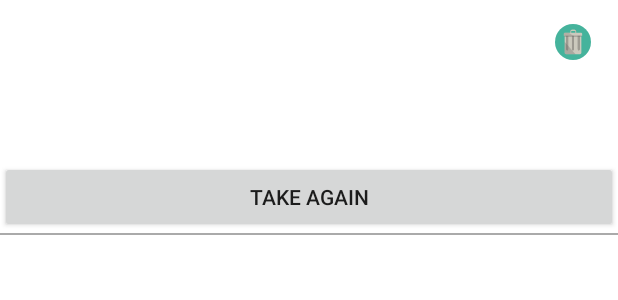
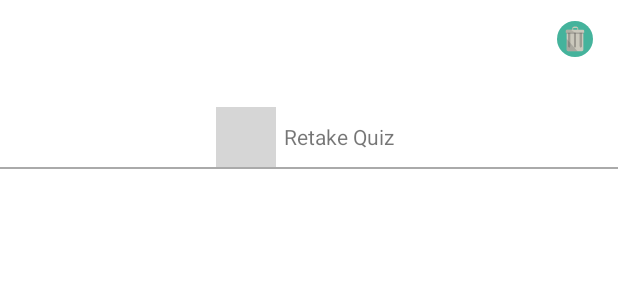
Before and after one commit to sebastian011511/pharm_app, an Android app: the layout fragment_quiz_review.xml on its own in the app's theme, with its tools: preview values and no code run, on a phone screen of 412 x 824 dp. Shown: the top 300 px of the screen. Run offline under Robolectric (Android 15) with nearby library versions, the phone set to English and light mode, and no system bars; grey boxes are pictures that could not be loaded.

Commit message:
Added icon and turned button to text view so it flows a little better in Review fragment...also both icon and text are clickable.

```diff
--- a/app/src/main/res/layout/fragment_quiz_review.xml
+++ b/app/src/main/res/layout/fragment_quiz_review.xml
@@ -16,7 +16,7 @@
             android:layout_width="100dp"
             android:layout_height="wrap_content"
             android:layout_margin="@dimen/text_margin"
-            android:layout_weight="40"
+            android:layout_weight="50"
             android:textAppearance="?attr/textAppearanceListItem" />
 
         <TextView
@@ -32,7 +32,7 @@
             android:layout_height="wrap_content"
             android:background="@android:color/transparent"
             android:gravity="right|center"
-            android:layout_margin="16dp"
+            android:layout_margin="14dp"
             android:src="@drawable/icn_trash"
             android:id="@+id/delete_button"
             android:layout_weight="10"/>
@@ -46,9 +46,11 @@
 
         <TextView
             android:id="@+id/text_times_taken"
-            android:layout_width="200dp"
+            android:layout_width="0dp"
             android:layout_height="wrap_content"
-            android:layout_margin="@dimen/text_margin"
+            android:layout_marginStart="10dp"
+            android:layout_marginLeft="10dp"
+            android:gravity="left"
             android:layout_weight="50"/>
 
 
@@ -58,12 +60,21 @@
                   android:layout_width="match_parent"
                   android:layout_height="wrap_content"
                   android:orientation="horizontal"
-                  android:weightSum="100">
-        <Button
-            android:layout_width="match_parent"
+                  android:weightSum="100"
+                  android:gravity="center">
+
+        <ImageView
+            android:layout_width="40dp"
+            android:layout_height="40dp"
+            android:id="@+id/image_retake"
+            android:src="@drawable/ic_redo"/>
+
+        <TextView
+            android:id="@+id/txt_take_again"
+            android:layout_width="wrap_content"
             android:layout_height="wrap_content"
-            android:text="take again"
-            android:id="@+id/btn_take_again"/>
+            android:layout_margin="5dp"
+            android:text="@string/retake_quiz"/>
 
     </LinearLayout>
 
--- a/app/src/main/res/values/dimens.xml
+++ b/app/src/main/res/values/dimens.xml
@@ -2,7 +2,7 @@
 <resources>
     <dimen name="activity_horizontal_margin">16dp</dimen>
     <dimen name="activity_vertical_margin">16dp</dimen>
-    <dimen name="text_margin">16dp</dimen>
+    <dimen name="text_margin">14dp</dimen>
     <dimen name="fab_margin">16dp</dimen>
     <dimen name="nav_header_vertical_spacing">16dp</dimen>
     <dimen name="nav_header_height">160dp</dimen>
--- a/app/src/main/res/values/strings.xml
+++ b/app/src/main/res/values/strings.xml
@@ -71,4 +71,5 @@
     <string name="drug_of_day_title">Drug of The Day</string>
     <string name="btn_close_drug_of_day">Close</string>
     <string name="btn_show_drug_of_day">Show Me This Card</string>
+    <string name="retake_quiz">Retake Quiz</string>
 </resources>
```
Also changed, not shown: app/src/main/java/com/bhcc/app/pharmtech/view/review/ReviewFragment.java (+38 -4 lines), app/src/main/res/layout-land/activity_quiz.xml (added, +98 -0 lines).
